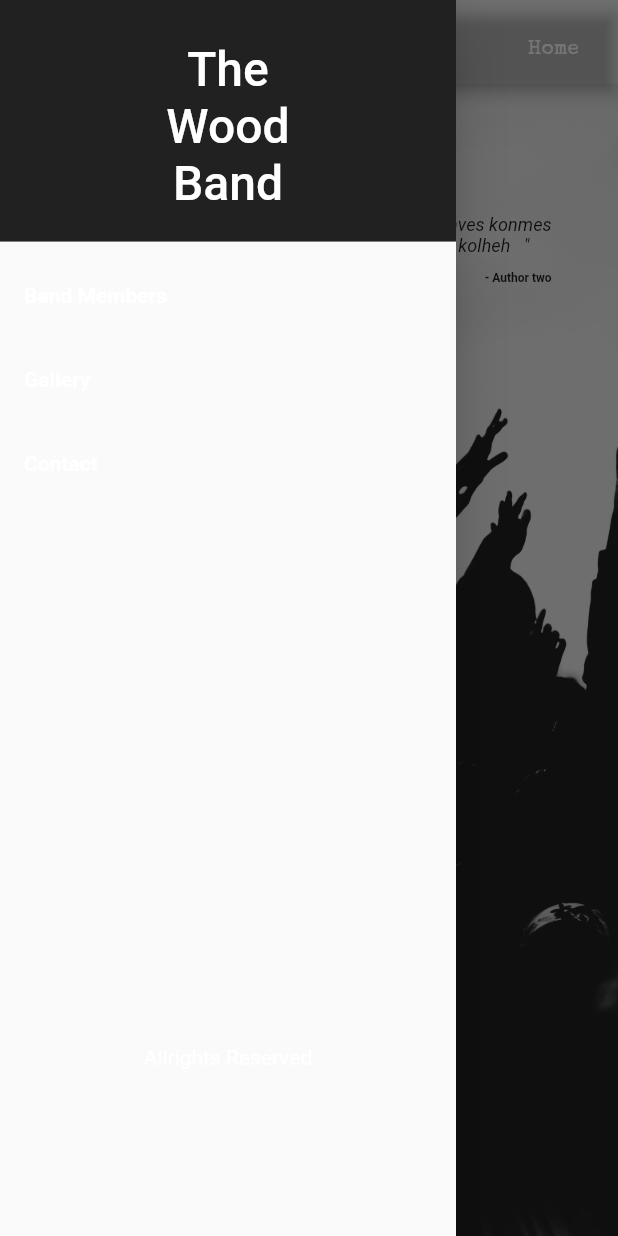
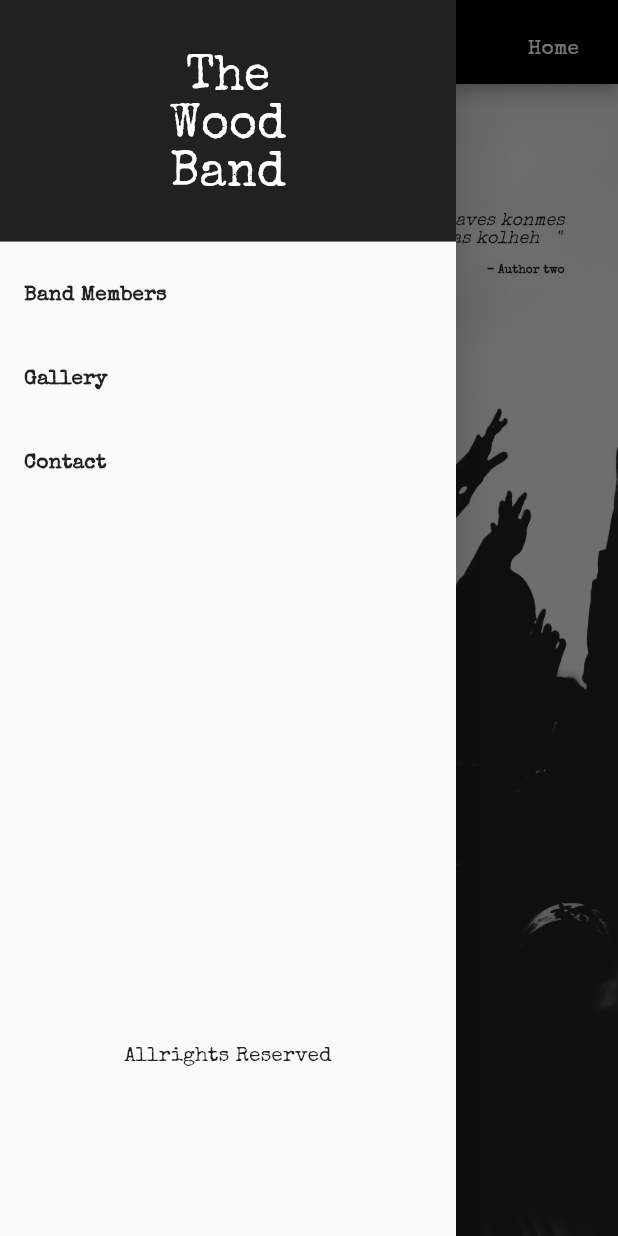
Before and after one commit to Axinxlet/TheWoodBandSample, a Flutter app: the screen it shows after launch, with the side drawer open, on a phone screen of 412 x 824 dp. Run offline on Flutter 3.47's test engine with Material 2 defaults, Android fonts, the phone set to English and light mode, and no system bars; our stand-ins replace google_fonts.

Commit message:
change the theme color

```diff
--- a/lib/src/app.dart
+++ b/lib/src/app.dart
@@ -5,7 +5,8 @@ class App extends StatelessWidget {
   @override
   Widget build(BuildContext context) {
     return MaterialApp(
-      darkTheme: ThemeData.dark().copyWith(
+      theme: ThemeData(
+          primaryColor: Colors.black,
           textTheme:
               Theme.of(context).textTheme.apply(fontFamily: 'Special Elite')),
       home: Home(),
--- a/lib/src/pages/home.dart
+++ b/lib/src/pages/home.dart
@@ -29,7 +29,6 @@ class _HomeState extends State<Home> {
   Widget _mobileView() {
     return Scaffold(
       appBar: AppBar(
-        backgroundColor: Colors.transparent,
         title: CustomNavbar.mainIcon,
         centerTitle: true,
         actions: CustomNavbar.pageName('Home'),
@@ -61,11 +60,11 @@ class _HomeState extends State<Home> {
                 ),
               ],
             ),
-            SizedBox(height: 200.0),
+            SizedBox(height: 140.0),
             Text(
               'The\nWood\nBand',
               textAlign: TextAlign.center,
-              style: TextStyle(color: Colors.white, fontSize: 70.0),
+              style: TextStyle(color: Colors.white, fontSize: 60.0),
             ),
           ],
         ),
--- a/lib/src/widgets/custom_drawer.dart
+++ b/lib/src/widgets/custom_drawer.dart
@@ -32,24 +32,21 @@ class CustomDrawer extends StatelessWidget {
           ListTile(
             title: Text(
               'Band Members',
-              style:
-                  TextStyle(fontWeight: FontWeight.bold, color: Colors.white),
+              style: TextStyle(fontWeight: FontWeight.bold),
             ),
             onTap: onBandMembers,
           ),
           ListTile(
             title: Text(
               'Gallery',
-              style:
-                  TextStyle(fontWeight: FontWeight.bold, color: Colors.white),
+              style: TextStyle(fontWeight: FontWeight.bold),
             ),
             onTap: onGallery,
           ),
           ListTile(
             title: Text(
               'Contact',
-              style:
-                  TextStyle(fontWeight: FontWeight.bold, color: Colors.white),
+              style: TextStyle(fontWeight: FontWeight.bold),
             ),
             onTap: onContact,
           ),
@@ -60,7 +57,6 @@ class CustomDrawer extends StatelessWidget {
             alignment: Alignment.bottomCenter,
             child: Text(
               'Allrights Reserved',
-              style: TextStyle(color: Colors.white),
             ),
           ),
         ],
```
Also changed, not shown: 1 other file.
